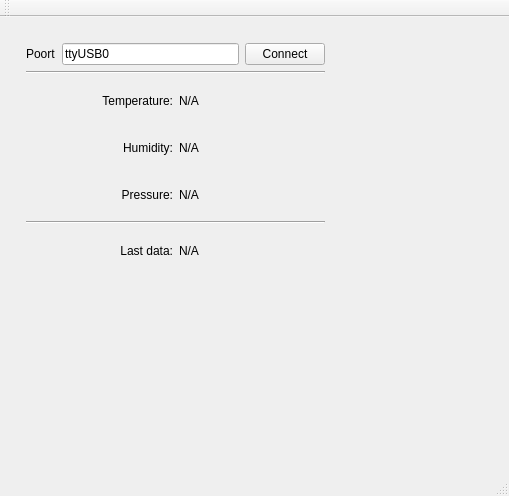
First picture: the form in mainwindow.ui, repository pgils/gWeerstation-GUI, before the edit.
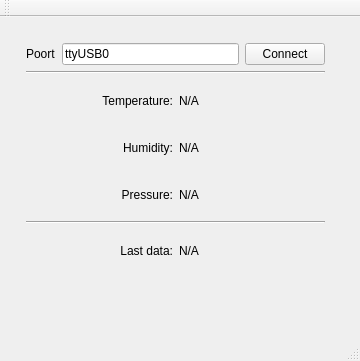
Second picture: the form after the edit.

```diff
--- a/mainwindow.ui
+++ b/mainwindow.ui
@@ -6,14 +6,26 @@
    <rect>
     <x>0</x>
     <y>0</y>
-    <width>509</width>
-    <height>496</height>
+    <width>360</width>
+    <height>361</height>
    </rect>
   </property>
+  <property name="sizePolicy">
+   <sizepolicy hsizetype="Preferred" vsizetype="Preferred">
+    <horstretch>0</horstretch>
+    <verstretch>0</verstretch>
+   </sizepolicy>
+  </property>
   <property name="windowTitle">
    <string>MainWindow</string>
   </property>
   <widget class="QWidget" name="centralWidget">
+   <property name="sizePolicy">
+    <sizepolicy hsizetype="Preferred" vsizetype="Preferred">
+     <horstretch>0</horstretch>
+     <verstretch>0</verstretch>
+    </sizepolicy>
+   </property>
    <widget class="QWidget" name="">
     <property name="geometry">
      <rect>
```
Left out of the diff: 10 changed lines with no effect on the pictures.
